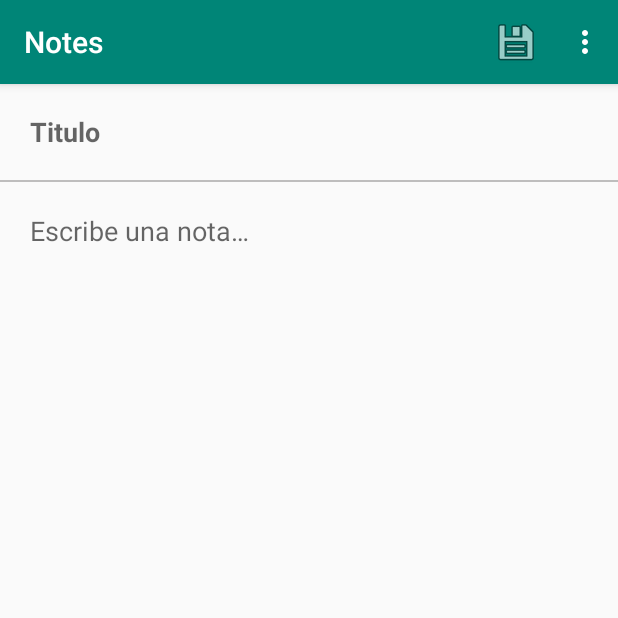
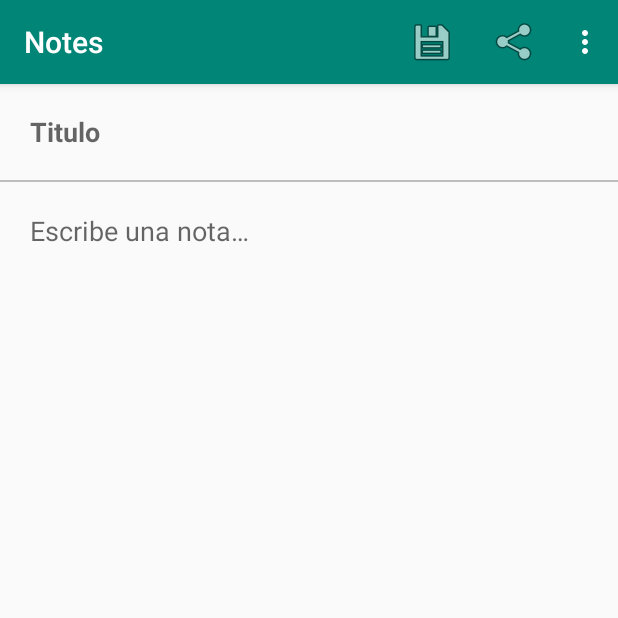
Before and after one commit to thaisc98/Notes, an Android app: the EditNoteActivity screen opened directly, with no data from a screen before it, on a phone screen of 412 x 824 dp, the top half of it. Run offline under Robolectric (Android 15) with nearby library versions, the phone set to English and light mode, and no system bars.

Commit message:
Se implemento compartir nota con otra aplicacion.

```diff
--- a/app/src/main/res/menu/edit_note_options.xml
+++ b/app/src/main/res/menu/edit_note_options.xml
@@ -6,7 +6,12 @@
         android:id="@+id/guardar"
         android:icon="@android:drawable/ic_menu_save"
         android:title="@string/guarda"
-        app:showAsAction="always" />
+        app:showAsAction="ifRoom" />
+    <item
+        android:id="@+id/compartir"
+        android:icon="@android:drawable/ic_menu_share"
+        android:title="@string/compartirNota"
+        app:showAsAction="ifRoom" />
     <item
         android:id="@+id/borrar"
         android:icon="@android:drawable/ic_menu_delete"
--- a/app/src/main/res/values/strings.xml
+++ b/app/src/main/res/values/strings.xml
@@ -11,4 +11,5 @@
     <string name="confirmBorrar">Desea borrar esta nota?</string>
     <string name="executeBorrar">Borrar</string>
     <string name="cancelarBorrar">No borrar</string>
+    <string name="compartirNota">Compartir Nota</string>
 </resources>
```
Also changed, not shown: app/src/main/java/com/example/thaiscontreras/notes/EditNoteActivity.java (+19 -2 lines).
